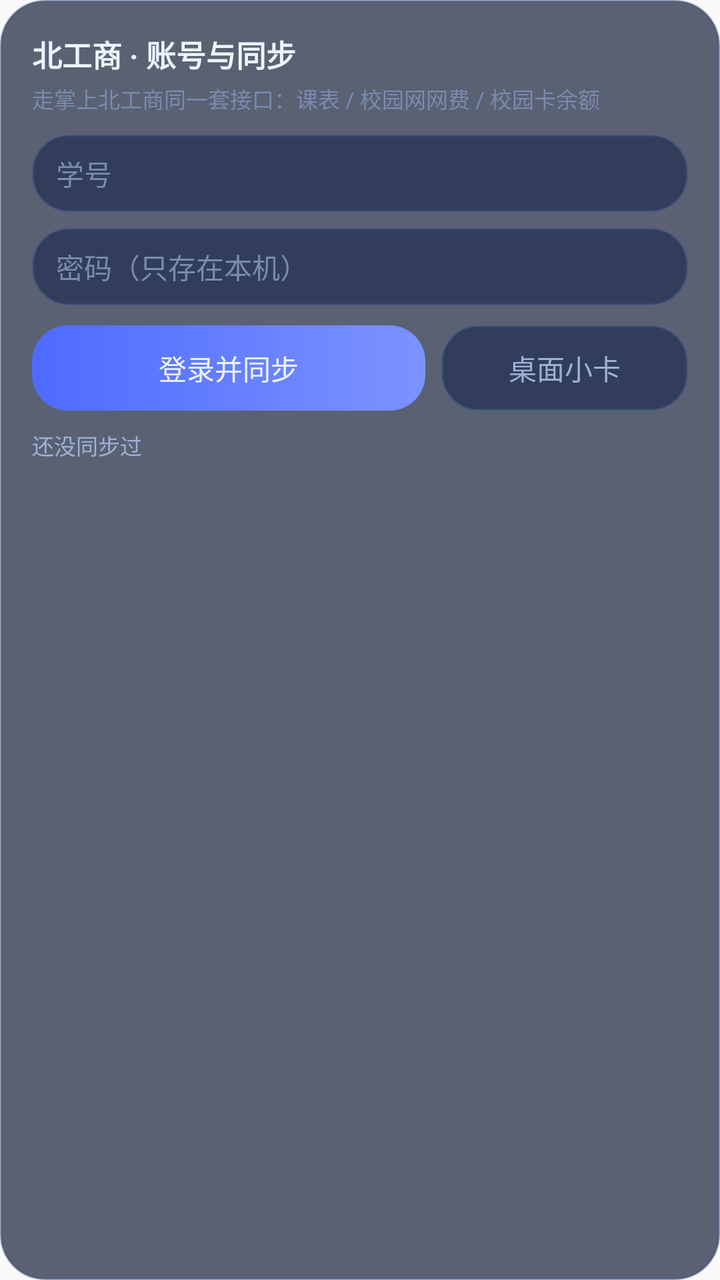
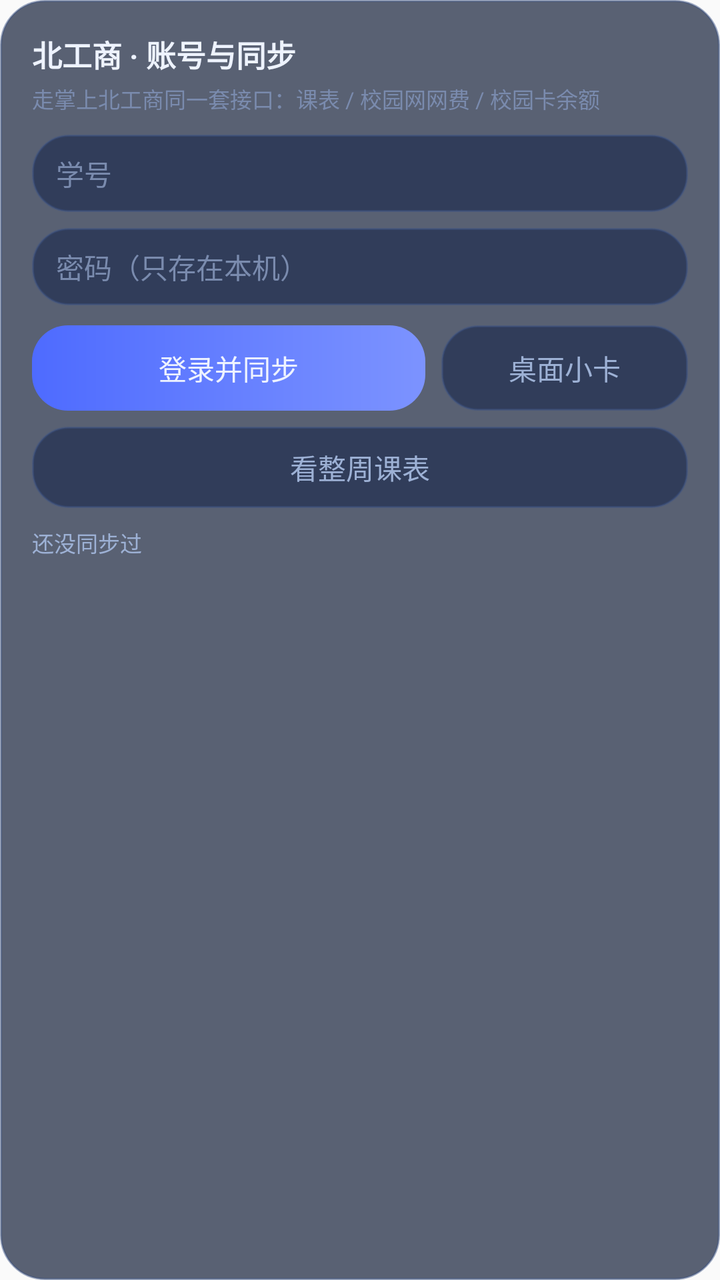

Compare the two renders of this Android layout. The source of the first and the diff that turns it into the second are given below.
<!-- AndroidManifest.xml: application theme android:Theme.Material.Light.NoActionBar -->
<!-- res/layout/card_btbu.xml -->
<?xml version="1.0" encoding="utf-8"?>
<LinearLayout xmlns:android="http://schemas.android.com/apk/res/android"
    android:layout_width="match_parent"
    android:layout_height="wrap_content"
    android:layout_marginTop="18dp"
    android:background="@drawable/bg_card"
    android:orientation="vertical"
    android:padding="16dp">

    <TextView
        android:layout_width="wrap_content"
        android:layout_height="wrap_content"
        android:text="北工商 · 账号与同步"
        android:textColor="@color/text"
        android:textSize="15sp"
        android:textStyle="bold" />

    <TextView
        android:layout_width="wrap_content"
        android:layout_height="wrap_content"
        android:layout_marginTop="3dp"
        android:text="走掌上北工商同一套接口：课表 / 校园网网费 / 校园卡余额"
        android:textColor="@color/text_dim"
        android:textSize="11sp" />

    <EditText
        android:id="@+id/accUser"
        android:layout_width="match_parent"
        android:layout_height="wrap_content"
        android:layout_marginTop="10dp"
        android:background="@drawable/bg_btn_ghost"
        android:hint="学号"
        android:importantForAutofill="no"
        android:inputType="text"
        android:paddingStart="12dp"
        android:paddingTop="9dp"
        android:paddingEnd="12dp"
        android:paddingBottom="9dp"
        android:singleLine="true"
        android:textColor="@color/text"
        android:textColorHint="@color/text_dim"
        android:textSize="14sp" />

    <EditText
        android:id="@+id/accPass"
        android:layout_width="match_parent"
        android:layout_height="wrap_content"
        android:layout_marginTop="8dp"
        android:background="@drawable/bg_btn_ghost"
        android:hint="密码（只存在本机）"
        android:importantForAutofill="no"
        android:inputType="textPassword"
        android:paddingStart="12dp"
        android:paddingTop="9dp"
        android:paddingEnd="12dp"
        android:paddingBottom="9dp"
        android:singleLine="true"
        android:textColor="@color/text"
        android:textColorHint="@color/text_dim"
        android:textSize="14sp" />

    <LinearLayout
        android:layout_width="match_parent"
        android:layout_height="wrap_content"
        android:layout_marginTop="10dp"
        android:orientation="horizontal">

        <TextView
            android:id="@+id/btnBtbuLogin"
            android:layout_width="0dp"
            android:layout_height="wrap_content"
            android:layout_weight="1.6"
            android:background="@drawable/bg_btn_primary"
            android:gravity="center"
            android:paddingTop="11dp"
            android:paddingBottom="11dp"
            android:text="登录并同步"
            android:textColor="@color/text"
            android:textSize="14sp" />

        <TextView
            android:id="@+id/btnBtbuHud"
            android:layout_width="0dp"
            android:layout_height="wrap_content"
            android:layout_marginStart="8dp"
            android:layout_weight="1"
            android:background="@drawable/bg_btn_ghost"
            android:gravity="center"
            android:paddingTop="11dp"
            android:paddingBottom="11dp"
            android:text="桌面小卡"
            android:textColor="@color/text_sub"
            android:textSize="14sp" />
    </LinearLayout>

    <TextView
        android:id="@+id/accStatus"
        android:layout_width="match_parent"
        android:layout_height="wrap_content"
        android:layout_marginTop="9dp"
        android:text="还没同步过"
        android:textColor="@color/text_sub"
        android:textSize="11sp" />
</LinearLayout>
<!-- resources referenced by this layout -->
<resources>
  <color name="text">#EEF3FF</color>
  <color name="text_dim">#7A8BAE</color>
  <color name="text_sub">#9DB1D5</color>
  <!-- drawable bg_btn_ghost (drawable) -->
  <?xml version="1.0" encoding="utf-8"?>
  <shape xmlns:android="http://schemas.android.com/apk/res/android" android:shape="rectangle">
      <corners android:radius="18dp" />
      <solid android:color="@color/accent_soft" />
      <stroke android:width="1dp" android:color="@color/card_stroke" />
  </shape>
  <!-- drawable bg_btn_primary (drawable) -->
  <?xml version="1.0" encoding="utf-8"?>
  <shape xmlns:android="http://schemas.android.com/apk/res/android" android:shape="rectangle">
      <corners android:radius="18dp" />
      <gradient
          android:angle="0"
          android:startColor="@color/accent"
          android:endColor="@color/accent_light"
          android:type="linear" />
  </shape>
  <!-- drawable bg_card (drawable) -->
  <?xml version="1.0" encoding="utf-8"?>
  <shape xmlns:android="http://schemas.android.com/apk/res/android" android:shape="rectangle">
      <corners android:radius="22dp" />
      <solid android:color="@color/card" />
      <stroke android:width="1dp" android:color="@color/card_stroke" />
  </shape>
  <color name="accent_soft">#A61D2A4D</color>
  <color name="card_stroke">#7A3C5385</color>
  <color name="accent">#4E6BFF</color>
  <color name="accent_light">#7C93FF</color>
  <color name="card">#B316223B</color>
</resources>

<!-- the commit's change to res/layout/card_btbu.xml (unified diff, before → after) -->
@@ -94,6 +94,19 @@
     </LinearLayout>
 
     <TextView
+        android:id="@+id/btnBtbuSchedule"
+        android:layout_width="match_parent"
+        android:layout_height="wrap_content"
+        android:layout_marginTop="8dp"
+        android:background="@drawable/bg_btn_ghost"
+        android:gravity="center"
+        android:paddingTop="10dp"
+        android:paddingBottom="10dp"
+        android:text="看整周课表"
+        android:textColor="@color/text_sub"
+        android:textSize="14sp" />
+
+    <TextView
         android:id="@+id/accStatus"
         android:layout_width="match_parent"
         android:layout_height="wrap_content"
